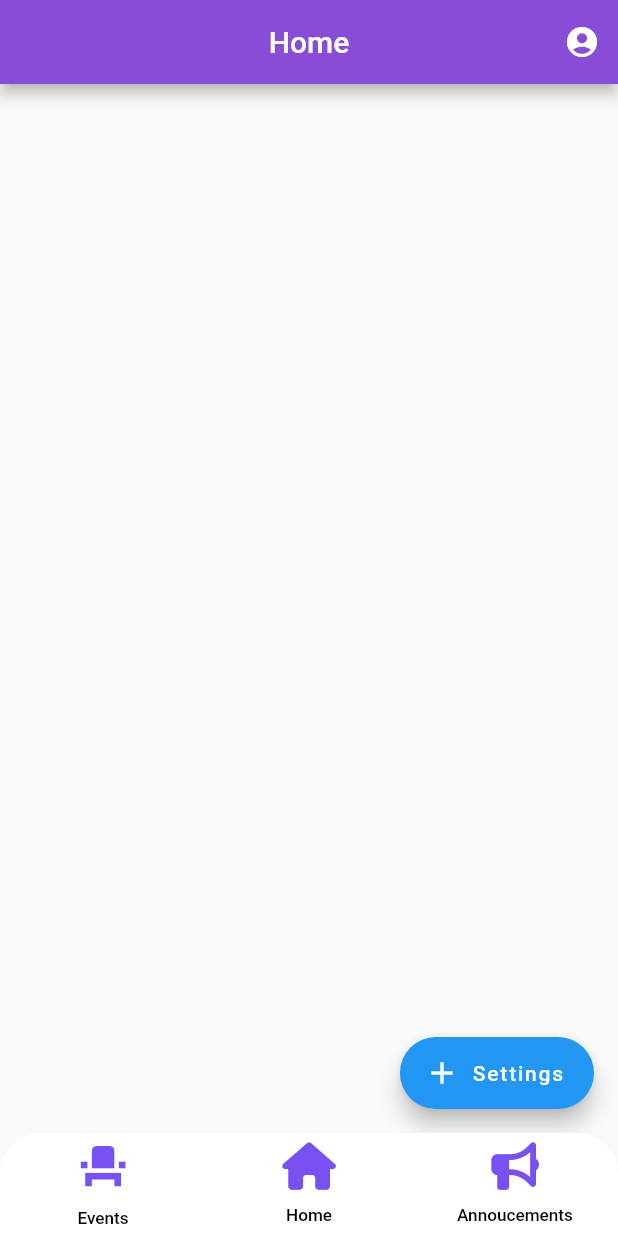
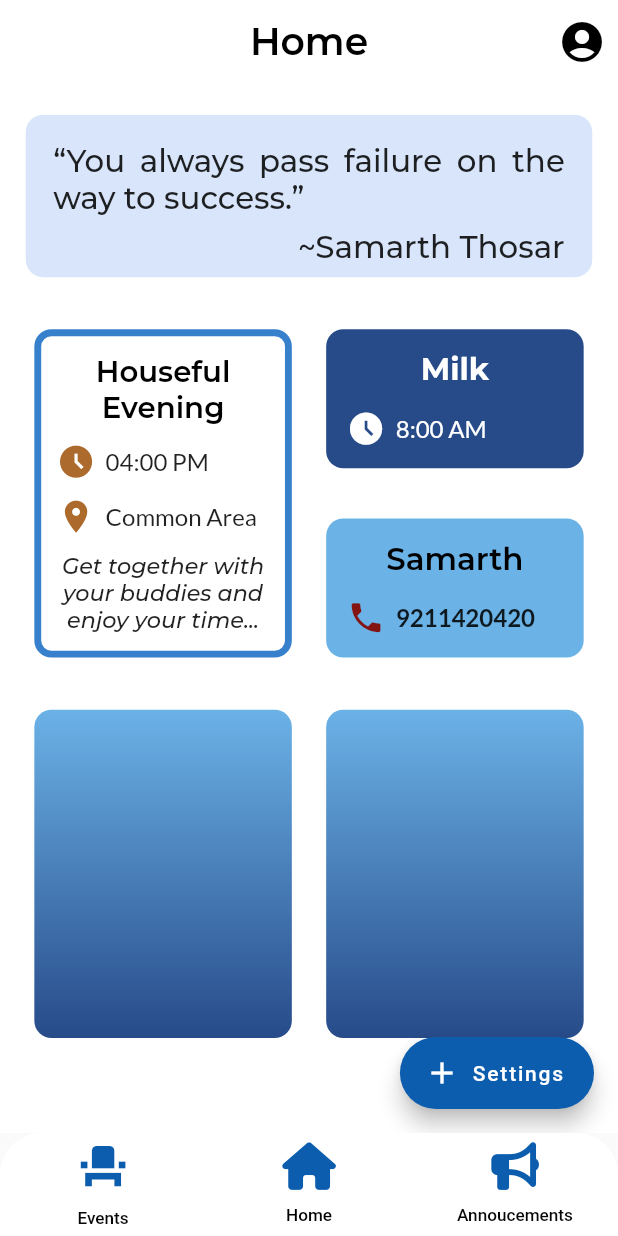
Before and after one commit to IEEE-SB-VIT-Pune/Sahayog, a Flutter app: the screen it shows once a user with an empty profile is signed in, on a phone screen of 412 x 824 dp. Run offline on Flutter 3.47's test engine with Material 2 defaults, Android fonts, the phone set to English and light mode, and no system bars; our stand-ins replace carousel_slider, cloud_firestore, firebase_auth, firebase_core, flutter_svg, fluttertoast and 3 more; accounts and stored records are empty.

Commit message:
Homepage UI

```diff
--- a/lib/screens/home_page.dart
+++ b/lib/screens/home_page.dart
@@ -2,24 +2,52 @@ import 'package:firebase_auth/firebase_auth.dart';
 import 'package:flutter/cupertino.dart';
 import 'package:firebase_core/firebase_core.dart';
 import 'package:flutter/material.dart';
+import 'package:google_fonts/google_fonts.dart';
 import 'package:ieee_app_project/screens/login_page.dart';
 import 'package:ieee_app_project/screens/password.dart';
-import 'package:ieee_app_project/screens/settings.dart';
+import 'package:ieee_app_project/widgets/widgets_homepage.dart';
 
-class HomePage extends StatelessWidget {
+class HomePage extends StatefulWidget {
   @override
+  State<HomePage> createState() => _HomePageState();
+}
+
+class _HomePageState extends State<HomePage> {
+  @override
+  var h, s, w;
   Widget build(BuildContext context) {
-    // final user = FirebaseAuth.instance.currentUser!;
-    var h;
-    h = MediaQuery.of(context).size.height;
+    s = MediaQuery.of(context).size;
+    h = s.height;
+    w = s.width;
+    final user = FirebaseAuth.instance.currentUser!;
     return Scaffold(
+      floatingActionButton: FloatingActionButton.extended(
+          backgroundColor: Color(0Xff0C5DAD),
+          onPressed: () {
+            Navigator.push(context,
+                MaterialPageRoute(builder: (context) => PasswordPage()));
+          },
+          label: Text("Settings"),
+          icon: Icon(Icons.add),),
+      backgroundColor: Colors.white,
         appBar: AppBar(
-          title: Text('Home'),
-          centerTitle: true,
-          backgroundColor: Color.fromARGB(255, 136, 76, 214),
+            title: Text(
+              'Home',
+              style: GoogleFonts.montserrat(
+                  fontSize: 22 * w / 360,
+                  color: Colors.black,
+                  fontWeight: FontWeight.w600),
+            ),
+            centerTitle: true,
+            elevation: 0,
+            backgroundColor: Colors.white,
             actions: [
               PopupMenuButton(
-                icon: Icon(Icons.account_circle_rounded),
+                icon: Icon(
+                  Icons.account_circle_rounded,
+                  color: Colors.black,
+                  size: 28 * w / 360,
+                ),
                 itemBuilder: (context) {
                   return [
                     PopupMenuItem(
@@ -38,20 +66,48 @@ class HomePage extends StatelessWidget {
                     _showdialogue(context);
                   }
                 },
-                // title: IconButton(
-                //     onPressed: () => {}, icon: Icon(Icons.account_circle_rounded)),
               ),
+            ]),
+        body: SingleChildScrollView(child:
+        Column(
+          children: [
+            Padding(
+              padding:  EdgeInsets.only(
+                top: 16.0*h/640,
+              ),
+              child: QuoteCard("“You always pass failure on the way to success.”","~Samarth Thosar"),
+            ),
+            Padding(
+              padding:  EdgeInsets.only(top: 27.0*h/640,bottom: 27*h/640),
+              child: Row(
+                mainAxisAlignment: MainAxisAlignment.spaceEvenly,
+                children: [
+                  EventCardHome("Common Area","Houseful Evening","04:00 PM","Get together with your buddies and enjoy your time..."),
+                  Column(
+                    children: [
+                      MedicineCard("Milk","8:00 AM"),
+                      SizedBox(
+                        height: 26*h/640,
+                      ),
+                      ContactWidget("Samarth","9211420420")
+                    ],
+                  )
+                ],
+              ),
+            ),
 
-              // This trailing comma makes auto-formatting nicer for build methods.
-            ]),
-        floatingActionButton: FloatingActionButton.extended(
-          onPressed: () {
-            Navigator.push(context,
-                MaterialPageRoute(builder: (context) => PasswordPage()));
-          },
-          label: Text("Settings"),
-          icon: Icon(Icons.add),
-        ));
+            Row(
+              mainAxisAlignment: MainAxisAlignment.spaceEvenly,
+              children: [
+                GradientCard(),
+                GradientCard(),
+              ],
+            )
+          ],
+        ),)
+
+
+    );
   }
 }
 
@@ -63,8 +119,14 @@ void _showdialogue(context) {
           title: Text("Logout"),
           content: Text("Are you sure you want to Logout?"),
           actions: [
-            TextButton(onPressed: () => FirebaseAuth.instance.signOut().then((value) => Navigator.pushReplacement(context, MaterialPageRoute(builder: ((context) => LoginPage())))), child: Text("Yes")),
-            TextButton(onPressed: () {},  child: Text("No")),
+            TextButton(
+                onPressed: () => FirebaseAuth.instance.signOut().then((value) =>
+                    Navigator.pushReplacement(
+                        context,
+                        MaterialPageRoute(
+                            builder: ((context) => LoginPage())))),
+                child: Text("Yes")),
+            TextButton(onPressed: () {}, child: Text("No")),
           ],
         );
       });
--- a/lib/screens/signup_page.dart
+++ b/lib/screens/signup_page.dart
@@ -60,10 +60,10 @@ class _SignUpPageState extends State<SignUpPage> {
       textInputAction: TextInputAction.next,
       decoration: InputDecoration(
         prefixIcon: Icon(Icons.mail),
-        contentPadding: EdgeInsets.fromLTRB(20, 15, 20, 15),
+        contentPadding: EdgeInsets.fromLTRB(20* w / 360, 15*h/640, 20* w / 360, 15*h/640),
         hintText: "Email",
         border: OutlineInputBorder(
-          borderRadius: BorderRadius.circular(20),
+          borderRadius: BorderRadius.circular(20* w / 360),
         ),
       ),
     );
@@ -100,10 +100,10 @@ class _SignUpPageState extends State<SignUpPage> {
             });
           },
         ),
-        contentPadding: EdgeInsets.fromLTRB(15, 20, 15, 20),
+        contentPadding: EdgeInsets.fromLTRB(15* w / 360, 20, 15* w / 360, 20),
         hintText: "Password",
         border: OutlineInputBorder(
-          borderRadius: BorderRadius.circular(20),
+          borderRadius: BorderRadius.circular(20* w / 360),
         ),
       ),
     );
@@ -263,7 +263,7 @@ class _SignUpPageState extends State<SignUpPage> {
 
   Future signUp(String email, String password) async {
     try{
-      await FirebaseAuth.instance.createUserWithEmailAndPassword(email: emailSignupController.text.trim(), password: passwordSignupController.text.trim(),);
+      await FirebaseAuth.instance.createUserWithEmailAndPassword(email: emailSignupController.text, password: passwordSignupController.text,);
 
     }on FirebaseAuthException catch (e){
       Fluttertoast.showToast(msg: e.message.toString());
--- a/lib/widgets/bottom_nav_bar.dart
+++ b/lib/widgets/bottom_nav_bar.dart
@@ -44,17 +44,17 @@ class _BottomNavBarState extends State<BottomNavBar> {
             tabs: <Widget>[
               Tab(
                 icon: Icon(Icons.event_seat,
-                    size: h / 23, color: Color(0xFF7950F2)),
+                    size: h / 23, color: Color(0xFF0C5DAD)),
                 text: 'Events',
               ),
               Tab(
                 icon: FaIcon(FontAwesomeIcons.house,
-                    size: h / 26, color: Color(0xFF7950F2)),
+                    size: h / 26, color: Color(0xFF0C5DAD)),
                 text: 'Home',
               ),
               Tab(
                 icon: FaIcon(FontAwesomeIcons.bullhorn,
-                    size: h / 26, color: Color(0xFF7950F2)),
+                    size: h / 26, color: Color(0xFF0C5DAD)),
                 text: 'Annoucements',
               ),
             ],
--- /dev/null
+++ b/lib/widgets/widgets_homepage.dart
@@ -0,0 +1,317 @@
+import 'package:flutter/material.dart';
+import 'package:google_fonts/google_fonts.dart';
+
+class QuoteCard extends StatefulWidget {
+  String quote;
+  String author;
+   QuoteCard( this.quote,this.author);
+
+  @override
+  State<QuoteCard> createState() => _QuoteCardState();
+}
+
+class _QuoteCardState extends State<QuoteCard> {
+  @override
+  var h, s, w;
+
+  Widget build(BuildContext context) {
+    s = MediaQuery.of(context).size;
+    h = s.height;
+    w = s.width;
+    return Center(
+      child: Container(
+        height: 84 * h / 640,
+        width: 330 * w / 360,
+        decoration: BoxDecoration(
+          borderRadius: BorderRadius.circular(10 * w / 360),
+          color: Color(0XffD8E5FB),
+        ),
+        child: Padding(
+          padding: EdgeInsets.only(
+              right: 16 * w / 360, left: 16 * w / 360, top: 8 * h / 640),
+          child: Column(mainAxisAlignment: MainAxisAlignment.spaceEvenly,
+            children: [
+              Text(
+                // "“You always pass failure on the way to success.”",
+                widget.quote,textAlign: TextAlign.justify,
+                style: GoogleFonts.montserrat(
+                    fontSize: 18 * w / 360, fontWeight: FontWeight.w500),
+              ),
+              Row(
+                mainAxisAlignment: MainAxisAlignment.end,
+                children: [
+                  Text(
+                    widget.author,textAlign: TextAlign.justify,
+                    // "~Mickey Rooney",
+                      style: GoogleFonts.montserrat(
+                          fontSize: 18 * w / 360, fontWeight: FontWeight.w500)),
+                ],
+              ),
+            ],
+          ),
+        ),
+      ),
+    );
+  }
+}
+
+class EventCardHome extends StatefulWidget {
+      String eventText;
+      String timing;
+String Location;
+String description;
+   EventCardHome(this.Location,this.eventText,this.timing, this.description);
+
+  @override
+
+  State<EventCardHome> createState() => _EventCardHomeState();
+}
+
+class _EventCardHomeState extends State<EventCardHome> {
+  @override
+  var h, s, w;
+
+  Widget build(BuildContext context) {
+    s = MediaQuery.of(context).size;
+    h = s.height;
+    w = s.width;
+    return Container(
+      height: 170 * h / 640,
+      width: 150 * w / 360,
+      decoration: BoxDecoration(
+          borderRadius: BorderRadius.circular(10 * w / 360),
+          border: Border.all(color: Color(0Xff3780CB), width: 4 * w / 360)),
+      child: Column(
+        crossAxisAlignment: CrossAxisAlignment.center,
+        mainAxisAlignment: MainAxisAlignment.spaceEvenly,
+        children: [
+          Text(
+                widget.eventText,
+                textAlign: TextAlign.center,
+            style: GoogleFonts.montserrat(
+                fontWeight: FontWeight.w600,
+                color: Colors.black,
+                fontSize: 17 * w / 360),
+          ),
+          Row(
+            mainAxisAlignment: MainAxisAlignment.start,
+            children: [
+              SizedBox(
+                width: 9 * w / 360,
+              ),
+              Icon(
+                Icons.access_time_filled_outlined,
+                color: Color(
+                  0XffAC6A2C,
+                ),
+                size: 20 * h / 640,
+              ),
+              SizedBox(
+                width: 6 * w / 360,
+              ),
+              Text(
+                // "04:00 PM",
+                widget.timing,
+                style: GoogleFonts.lato(
+                  fontSize: 14 * w / 360,
+                  fontWeight: FontWeight.w500,
+                ),
+              )
+            ],
+          ),
+          Row(
+            mainAxisAlignment: MainAxisAlignment.start,
+            children: [
+              SizedBox(
+                width: 9 * w / 360,
+              ),
+              Icon(
+                Icons.location_on_sharp,
+                size: 20 * h / 640,
+                color: Color(0XffAC6A2C),
+              ),
+              SizedBox(
+                width: 6 * w / 360,
+              ),
+              Text(
+                // "Common Area",
+                widget.Location,
+                style: GoogleFonts.lato(
+                  fontSize: 14 * w / 360,
+                  fontWeight: FontWeight.w500,
+                ),
+              )
+            ],
+          ),
+          Text(
+            // "Get together with your buddies and enjoy your time...",
+            widget.description,
+            textAlign: TextAlign.center,
+            style: GoogleFonts.montserrat(
+                fontStyle: FontStyle.italic,
+                fontWeight: FontWeight.w500,
+                fontSize: 13 * w / 360),
+          )
+        ],
+      ),
+    );
+  }
+}
+
+class MedicineCard extends StatefulWidget {
+  String medicine;
+  String medTime;
+   MedicineCard(this.medicine,this.medTime);
+
+  @override
+  State<MedicineCard> createState() => _MedicineCardState();
+}
+
+class _MedicineCardState extends State<MedicineCard> {
+  @override
+  var h, s, w;
+
+  Widget build(BuildContext context) {
+    s = MediaQuery.of(context).size;
+    h = s.height;
+    w = s.width;
+    return Container(
+      height: 72 * h / 640,
+      width: 150 * w / 360,
+      decoration: BoxDecoration(
+          color: Color(0Xff274B89), borderRadius: BorderRadius.circular(10* w / 360)),
+      child: Column(
+        mainAxisAlignment: MainAxisAlignment.spaceEvenly,
+        children: [
+          Text(
+            // "Paracetamol",
+            widget.medicine,
+              style: GoogleFonts.montserrat(
+                  color: Colors.white,
+                  fontWeight: FontWeight.bold,
+                  fontSize: 18 * w / 360)),
+          Row(
+            mainAxisAlignment: MainAxisAlignment.start,
+            children: [
+              SizedBox(
+                width: 12 * w / 360,
+              ),
+              Icon(
+                Icons.access_time_filled_outlined,
+                color: Colors.white,
+                size: 20 * h / 640,
+              ),
+              SizedBox(
+                width: 6 * w / 360,
+              ),
+              Text(
+                // "04:00 PM",
+                widget.medTime,
+                style: GoogleFonts.lato(
+                  color: Colors.white,
+                  fontSize: 14 * w / 360,
+                  fontWeight: FontWeight.w500,
+                ),
+              )
+            ],
+          ),
+        ],
+      ),
+    );
+  }
+}
+
+class ContactWidget extends StatefulWidget {
+  String emergencyName;
+  String phone;
+  ContactWidget(this.emergencyName, this.phone);
+
+  @override
+  State<ContactWidget> createState() => _ContactWidgetState();
+}
+
+class _ContactWidgetState extends State<ContactWidget> {
+  @override
+  var h, s, w;
+
+  Widget build(BuildContext context) {
+    s = MediaQuery.of(context).size;
+    h = s.height;
+    w = s.width;
+    return Container(
+      width: 150 * w / 360,
+      height: 72 * h / 640,
+      decoration: BoxDecoration(
+          color: Color(0Xff6BB2E7),
+          borderRadius: BorderRadius.circular(10 * w / 360)),
+      child: Column(
+        mainAxisAlignment: MainAxisAlignment.spaceEvenly,
+        crossAxisAlignment: CrossAxisAlignment.center,
+        children: [
+          Text(widget.emergencyName,
+            // "Prashant Singh",
+            style: GoogleFonts.montserrat(
+                color: Colors.black,
+                fontWeight: FontWeight.w600,
+                fontSize: 18 * w / 360),
+          ),
+          Row(
+            mainAxisAlignment: MainAxisAlignment.start,
+            children: [
+              SizedBox(
+                width: 12 * w / 360,
+              ),
+              Icon(
+                Icons.phone,
+                size: 20 * h / 640,
+                color: Color(0Xff841313),
+              ),
+              SizedBox(
+                width: 6 * w / 360,
+              ),
+              Text(
+                widget.phone,
+                // "8605194573",
+                style: GoogleFonts.lato(
+                  fontSize: 14 * w / 360,
+                  fontWeight: FontWeight.w600,
+                ),
+              )
+            ],
+          ),
+        ],
+      ),
+    );
+  }
+}
+
+class GradientCard extends StatefulWidget {
+  const GradientCard({super.key});
+
+  @override
+  State<GradientCard> createState() => _GradientCardState();
+}
+
+class _GradientCardState extends State<GradientCard> {
+  @override
+  var h, s, w;
+
+  Widget build(BuildContext context) {
+    s = MediaQuery.of(context).size;
+    h = s.height;
+    w = s.width;
+    return Container(
+      height: 170 * h / 640,
+      width: 150 * w / 360,
+      decoration: BoxDecoration(
+        gradient: LinearGradient(
+          colors: [Color(0Xff274B89), Color(0xff6BB2E7)],
+          begin: Alignment.bottomCenter,
+          end: Alignment.topCenter,
+          // tileMode: TileMode.repeated,
+        ),
+        borderRadius: BorderRadius.circular(10 * w / 360),
+      ),
+    );
+  }
+}
--- a/pubspec.yaml
+++ b/pubspec.yaml
@@ -45,6 +45,7 @@ dependencies:
   fluttertoast: ^8.0.9
   shared_preferences: ^2.0.15
   flutter_svg: ^1.1.5
+  http: ^0.13.5
 
 dev_dependencies:
   flutter_test:
```
Also changed, not shown: pubspec.lock.
